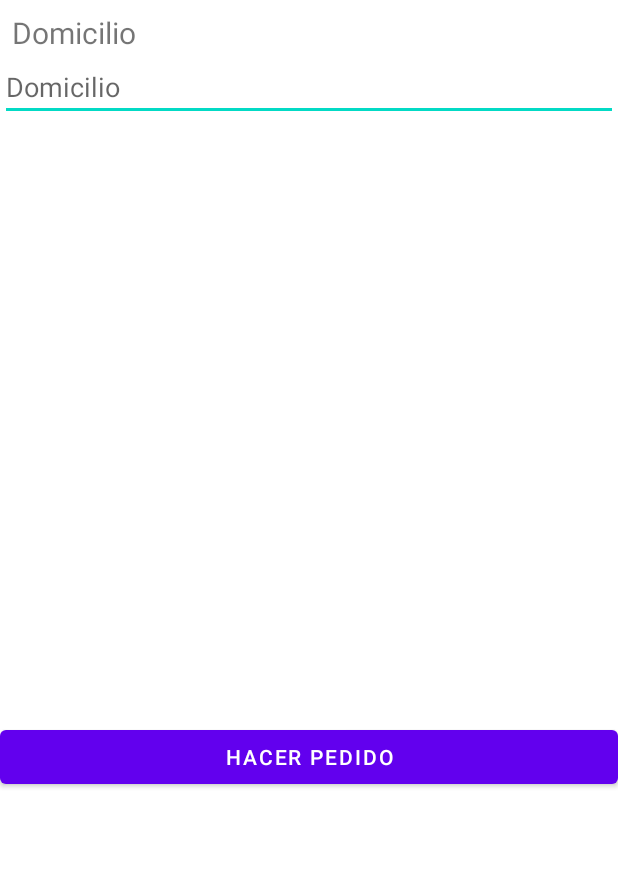
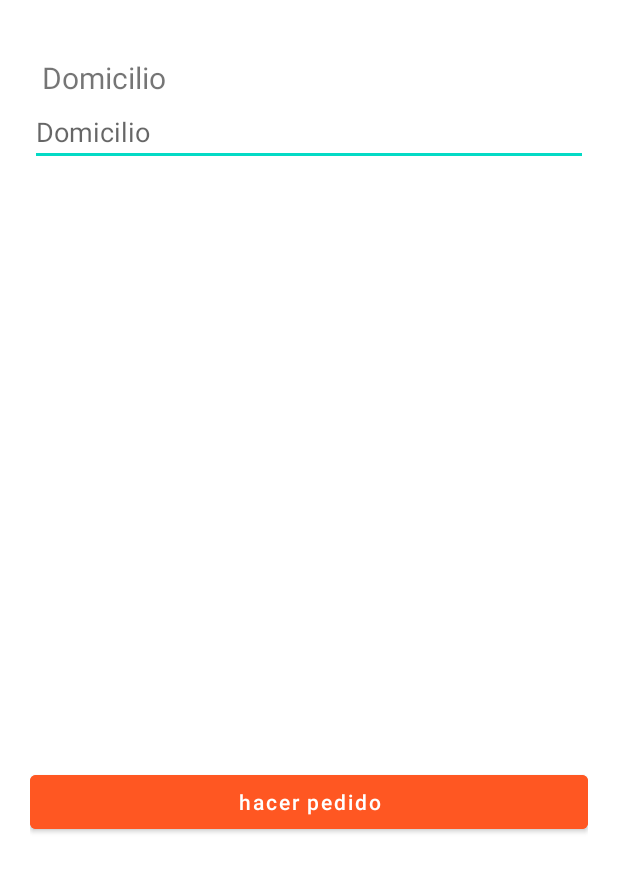
Before and after one commit to JuanPabloPR/Proyecto_Final_Movil-1, an Android app: the layout activity_enviar_productos.xml on its own in the app's theme, with its tools: preview values and no code run, on a phone screen of 412 x 824 dp. Shown: the top 872 px of the screen. Run offline under Robolectric (Android 15) with nearby library versions, the phone set to English and light mode, and no system bars.

Commit message:
Correccion de colores

```diff
--- a/app/src/main/res/layout/activity_enviar_productos.xml
+++ b/app/src/main/res/layout/activity_enviar_productos.xml
@@ -14,6 +14,9 @@
         app:layout_constraintLeft_toLeftOf="parent"
         app:layout_constraintRight_toRightOf="parent"
         android:orientation="vertical"
+        android:layout_marginTop="30dp"
+        android:layout_marginLeft="20dp"
+        android:layout_marginRight="20dp"
         >
         <TextView
             android:layout_width="match_parent"
@@ -49,6 +52,8 @@
             android:layout_width="match_parent"
             android:layout_height="wrap_content"
             android:text="@string/hacerPedido"
+            android:textAllCaps="false"
+            android:backgroundTint="#FF5722"
             />
     </LinearLayout>
 
--- a/app/src/main/res/layout/activity_form.xml
+++ b/app/src/main/res/layout/activity_form.xml
@@ -48,7 +48,9 @@
             android:layout_height="wrap_content"
             android:layout_marginTop="16dp"
             android:layout_marginBottom="8dp"
-            android:text="Guardar" />
+            android:text="Guardar"
+            android:backgroundTint="#FF5722"
+            />
 
         <ListView
             android:id="@+id/listView"
--- a/app/src/main/res/layout/fragment_notifications.xml
+++ b/app/src/main/res/layout/fragment_notifications.xml
@@ -101,6 +101,7 @@
             android:layout_height="wrap_content"
             android:text="@string/Enviar"
             android:textAllCaps="false"
+            android:backgroundTint="#FF5722"
             />
 
         <Button
@@ -110,6 +111,7 @@
             android:text="@string/CerrarSesion"
             android:textAllCaps="false"
             android:layout_marginTop="100dp"
+            android:backgroundTint="#FF5722"
             />
     </LinearLayout>
 </androidx.constraintlayout.widget.ConstraintLayout>
--- a/app/src/main/res/values/strings.xml
+++ b/app/src/main/res/values/strings.xml
@@ -1,8 +1,8 @@
 <resources>
     <string name="app_name">ProyectoFinal</string>
-    <string name="title_home">Home</string>
-    <string name="title_dashboard">Dashboard</string>
-    <string name="title_notifications">Notifications</string>
+    <string name="title_home">Menu</string>
+    <string name="title_dashboard">Inicio</string>
+    <string name="title_notifications">Reseñas</string>
 
     <string name="contrasena">Contraseña</string>
     <string name="usuario">Usuario</string>
--- a/app/src/main/res/values/themes.xml
+++ b/app/src/main/res/values/themes.xml
@@ -2,8 +2,8 @@
     <!-- Base application theme. -->
     <style name="Theme.ProyectoFinal" parent="Theme.MaterialComponents.DayNight.DarkActionBar">
         <!-- Primary brand color. -->
-        <item name="colorPrimary">@color/purple_500</item>
-        <item name="colorPrimaryVariant">@color/purple_700</item>
+        <item name="colorPrimary">#FF5722</item>
+        <item name="colorPrimaryVariant">#FF5722</item>
         <item name="colorOnPrimary">@color/white</item>
         <!-- Secondary brand color. -->
         <item name="colorSecondary">@color/teal_200</item>
```
